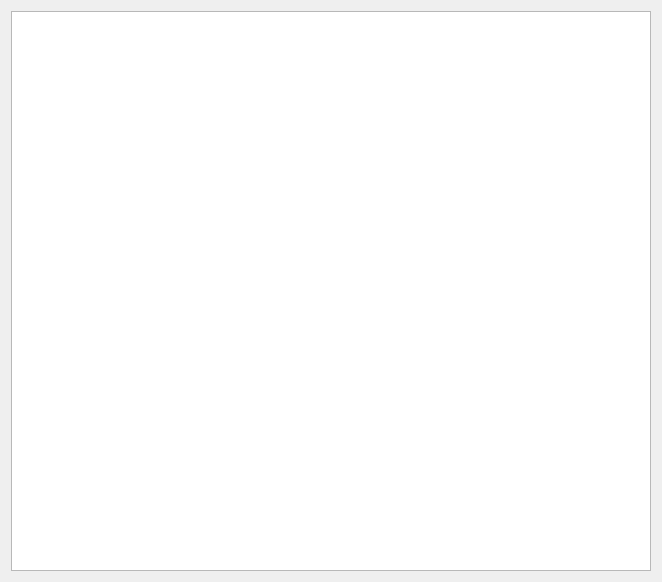
Above: Project/src/network/sub_server/SubServer/subserver.ui from AndaCondaa/Dental_Imaging_SW_System before the change. Below: the same form after it.
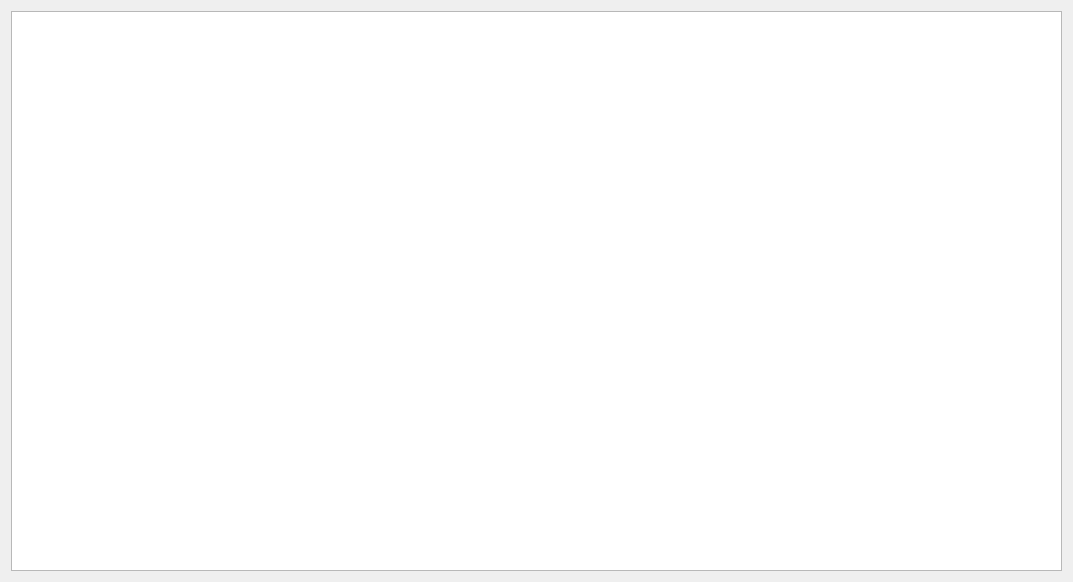
That is the form after the change.

What changed in the file:
```diff
--- a/Project/src/network/sub_server/SubServer/subserver.ui
+++ b/Project/src/network/sub_server/SubServer/subserver.ui
@@ -6,7 +6,7 @@
    <rect>
     <x>0</x>
     <y>0</y>
-    <width>662</width>
+    <width>1073</width>
     <height>582</height>
    </rect>
   </property>
```
